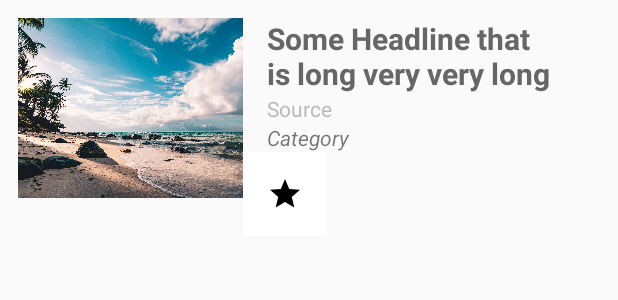
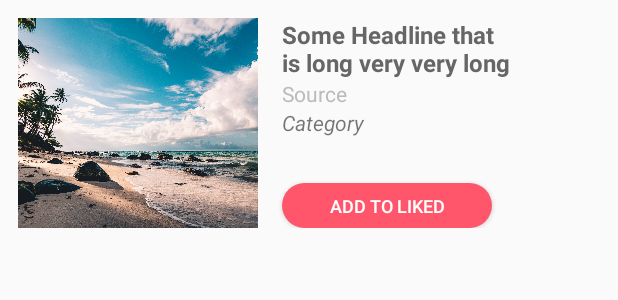
Before and after one commit to rajoshich/SomeGoodNews, an Android app: the layout item_article.xml on its own in the app's theme, with its tools: preview values and no code run, on a phone screen of 412 x 824 dp. Shown: the top 300 px of the screen. Run offline under Robolectric (Android 15) with nearby library versions, the phone set to English and light mode, and no system bars.

Commit message:
UX profile, liked

```diff
--- /dev/null
+++ b/app/src/main/res/drawable/btn_rounded.xml
@@ -0,0 +1,5 @@
+<?xml version="1.0" encoding="utf-8"?>
+<shape xmlns:android="http://schemas.android.com/apk/res/android" android:shape="rectangle">
+    <solid android:color="@color/colorPrimary"/>
+    <corners android:radius="40dp"/>
+</shape>
--- /dev/null
+++ b/app/src/main/res/drawable/clicked_btn_rounded.xml
@@ -0,0 +1,5 @@
+<?xml version="1.0" encoding="utf-8"?>
+<shape xmlns:android="http://schemas.android.com/apk/res/android" android:shape="rectangle">
+    <solid android:color="#4A4A4A"/>
+    <corners android:radius="40dp"/>
+</shape>
--- a/app/src/main/res/layout/item_article.xml
+++ b/app/src/main/res/layout/item_article.xml
@@ -10,8 +10,8 @@
 
     <ImageView
         android:id="@+id/ivArticleImage"
-        android:layout_width="150dp"
-        android:layout_height="120dp"
+        android:layout_width="160dp"
+        android:layout_height="140dp"
         android:src="@drawable/stock_photo"
         app:layout_constraintLeft_toLeftOf="parent"
         android:scaleType="centerCrop"
@@ -25,7 +25,7 @@
         tools:text="Some Headline that is long very very long"
         app:layout_constraintLeft_toRightOf="@id/ivArticleImage"
         android:layout_marginLeft="16dp"
-        android:textSize="20sp"
+        android:textSize="16sp"
         android:textStyle="bold"
         android:fontFamily="sans-serif"
         android:textColor="@color/maxEmphGrey"
@@ -55,15 +55,18 @@
         android:textSize="14sp"
         />
 
-    <ImageButton
+    <Button
         android:id="@+id/ibLikeArticle"
-        android:layout_width="wrap_content"
-        android:layout_height="wrap_content"
-        android:background="@color/white"
-        android:src="@drawable/ic_star_black"
-        app:layout_constraintTop_toBottomOf="@id/tvArticleCategory"
+        android:layout_width="140dp"
+        android:layout_height="30dp"
+        android:layout_marginLeft="16dp"
+        android:layout_marginTop="5dp"
+        app:layout_constraintBottom_toBottomOf="@id/ivArticleImage"
         app:layout_constraintLeft_toRightOf="@id/ivArticleImage"
-        android:padding="16dp"
-        />
+        android:background="@drawable/btn_rounded"
+        android:textColor="@color/white"
+        android:textSize="12dp"
+
+        android:text="ADD TO LIKED"/>
 
 </androidx.constraintlayout.widget.ConstraintLayout>
```
Also changed, not shown: app/src/main/java/com/example/somegoodnews/Managers/ArticlesAdapter.kt (+7 -2 lines), app/src/main/res/drawable/profile.xml (deleted, +0 -13 lines), app/src/main/res/layout/fragment_category.xml (+4 -4 lines), app/src/main/res/drawable/profile.png (added).
